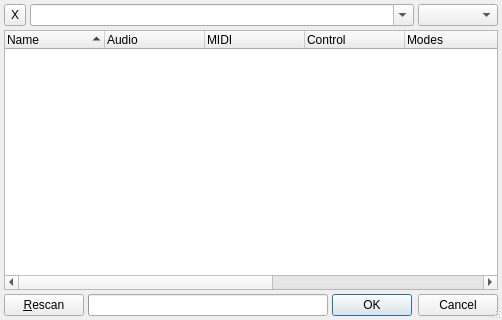
First picture: the form in src/qtractorPluginSelectForm.ui, repository rncbc/qtractor, before the edit.
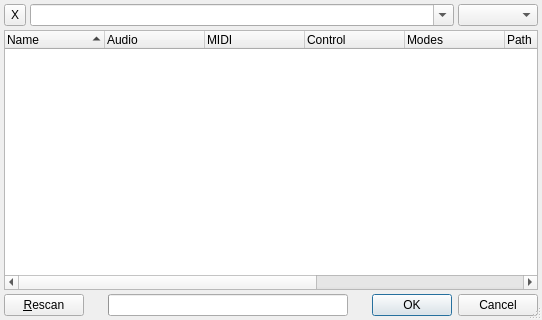
Second picture: the form after the edit. Icons and pictures are not drawn.

Commit message: - Plugin scan progress bar stretched to maximum.

Patch:
```diff
--- a/src/qtractorPluginSelectForm.ui
+++ b/src/qtractorPluginSelectForm.ui
@@ -218,7 +218,7 @@
         <enum>Qt::Horizontal</enum>
        </property>
        <property name="sizeType" >
-        <enum>QSizePolicy::Expanding</enum>
+        <enum>QSizePolicy::Minimum</enum>
        </property>
        <property name="sizeHint" >
         <size>
@@ -230,6 +230,12 @@
      </item>
      <item>
       <widget class="QProgressBar" name="PluginScanProgressBar" >
+       <property name="sizePolicy">
+        <sizepolicy hsizetype="Expanding" vsizetype="Fixed">
+         <horstretch>1</horstretch>
+         <verstretch>0</verstretch>
+        </sizepolicy>
+       </property>
        <property name="minimumSize" >
         <size>
          <width>240</width>
@@ -247,7 +253,7 @@
         <enum>Qt::Horizontal</enum>
        </property>
        <property name="sizeType" >
-        <enum>QSizePolicy::Expanding</enum>
+        <enum>QSizePolicy::Minimum</enum>
        </property>
        <property name="sizeHint" >
         <size>
```
The commit also changes 9 other files.
